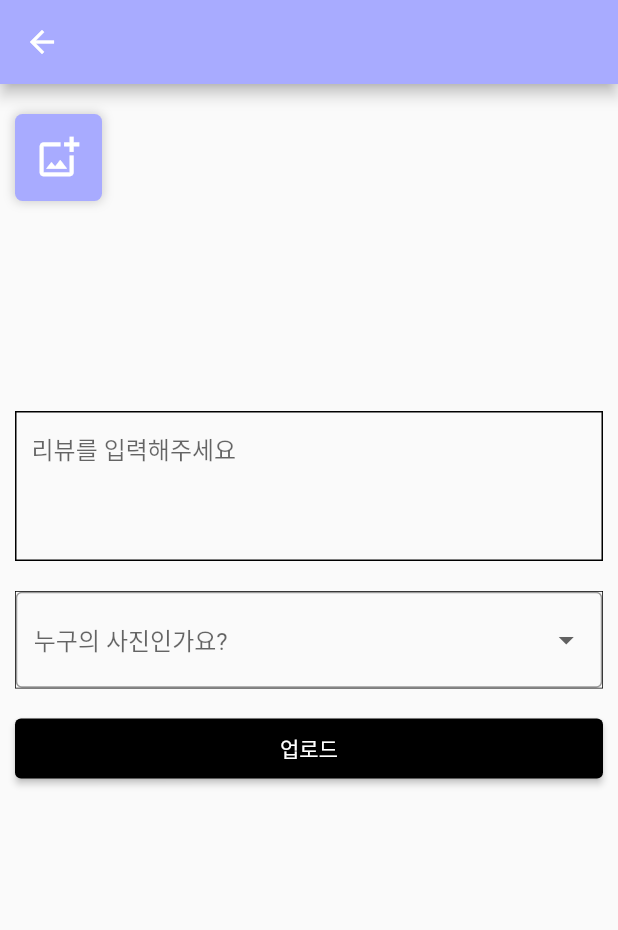
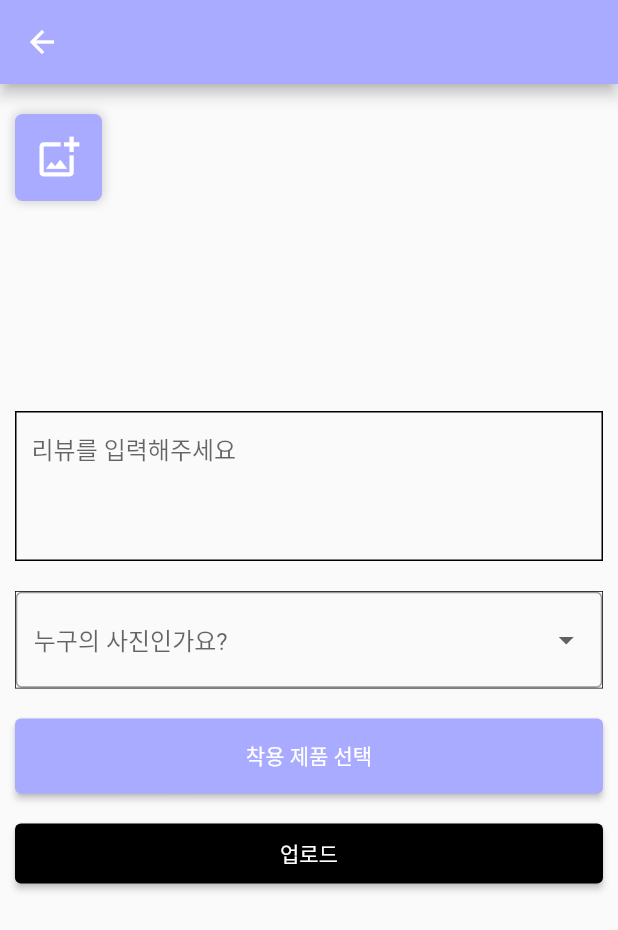
Before and after one commit to puddybuddy2023/puddyBuddy_fe, a Flutter app: the screen it shows after launch, item 3 of the bottom bar chosen, after a tap on the "edit" icon, on a phone screen of 412 x 824 dp. Shown: the top 930 px of the screen. Run offline on Flutter 3.47's test engine with Material 2 defaults, Android fonts, the light colour scheme and no system bars; our stand-ins replace dio, dot_navigation_bar, image_picker, shared_preferences; network calls fail; Roboto replaces fonts that are missing (Pretendard); project files that could hold a hidden picture were left out.

Commit message:
first commit

```diff
--- a/lib/main.dart
+++ b/lib/main.dart
@@ -3,6 +3,8 @@ import 'package:dot_navigation_bar/dot_navigation_bar.dart';
 import 'package:mungshinsa/board_detail.dart';
 import 'package:mungshinsa/providers/board_provider.dart';
 import 'package:provider/provider.dart';
+
+import 'splash_screen.dart';
 import 'boards.dart';
 import 'store.dart';
 import 'my_page.dart';
@@ -22,11 +24,16 @@ class MyApp extends StatelessWidget {
     return MaterialApp(
       title: 'PuddyBuddy',
       theme: ThemeData(
-        primaryColor: Colors.blue,
-        primarySwatch: Colors.indigo,
-      ),
+          primaryColor: Colors.blue,
+          primarySwatch: Colors.indigo,
+          fontFamily: 'Pretendard'),
       home: MyHomePage(),
-      routes: {'/board_detail': (context) => BoardDetail()},
+      routes: {
+        '/index' : (context) => MyHomePage(),
+        '/splash': (context) => SplashScreen(),
+        '/board_detail': (context) => BoardDetail()
+      },
+      //initialRoute: '/splash',
     );
   }
 }
@@ -63,7 +70,8 @@ class _MyHomePageState extends State<MyHomePage> {
       extendBody: true, // extendBody를 true로 해야 하단바 뒤로도 내용이 보임
       body: _widgetOptions[_currentIndex],
       appBar: AppBar(
-        backgroundColor: Color(0xFFA8ABFF),
+        backgroundColor: Colors.white,
+        elevation: 2,
         title: Center(
           child: const Text(
             'PuddyBuddy',
--- a/lib/my_page.dart
+++ b/lib/my_page.dart
@@ -14,9 +14,9 @@ class _MyPageState extends State<MyPage> {
 
   @override
   Widget build(BuildContext context) {
-    return Column(
+    return ListView(
       children: [
-        Container(
+        Container( // 카드 슬라이더
           padding: EdgeInsets.symmetric(horizontal: 4),
           width: double.infinity,
           height: 200,
@@ -31,10 +31,10 @@ class _MyPageState extends State<MyPage> {
               itemBuilder: (context, index) {
                 return Container(
                   padding: EdgeInsets.fromLTRB(20, 28, 20, 24),
-                  margin: EdgeInsets.symmetric(horizontal: 20, vertical: 10),
+                  margin: EdgeInsets.symmetric(horizontal: 10, vertical: 10),
                   decoration: BoxDecoration(
                       borderRadius: BorderRadius.circular(15),
-                      color: Colors.white,
+                      color: Color(0xFFA8ABFF),
                       boxShadow: [
                         BoxShadow(
                             color: Colors.black.withOpacity(0.1),
@@ -48,34 +48,41 @@ class _MyPageState extends State<MyPage> {
         Row(
           mainAxisAlignment: MainAxisAlignment.center,
           children: [
-            for(num i=0;i<3;i++)
+            for (num i = 0; i < 3; i++)
               Container(
                 margin: EdgeInsets.all(3),
                 width: 6,
                 height: 6,
-                decoration: BoxDecoration(shape: BoxShape.circle, color: i==currentPage?RenderErrorBox.backgroundColor:RenderErrorBox.backgroundColor.withOpacity(.2)),
+                decoration: BoxDecoration(
+                    shape: BoxShape.circle,
+                    color: i == currentPage
+                        ? Colors.black
+                        : Colors.black.withOpacity(.2)),
               )
           ],
         ),
-        // GridView.builder(
-        //   gridDelegate: SliverGridDelegateWithFixedCrossAxisCount(
-        //     crossAxisCount: 3,
-        //     childAspectRatio: 1 / 1.2,
-        //   ),
-        //   itemBuilder: (c, i) {
-        //     return InkWell( // container에서 gesture를 쓰기 위해
-        //       onTap: (){Navigator.pushNamed(
-        //           context, '/board_detail');},
-        //       child: Container(
-        //         padding: EdgeInsets.all(1),
-        //         margin: EdgeInsets.all(1),
-        //         color: Colors.purple,
-        //       ),
-        //     );
-        //   },
-        //   itemCount: 10,
-        // )
-
+        SizedBox(
+          height: 15,
+        ),
+        Container(height: 1, color: Colors.grey),
+        GridView.builder(
+            shrinkWrap: true,
+            physics: NeverScrollableScrollPhysics(),
+            itemCount: 9,
+            gridDelegate: SliverGridDelegateWithFixedCrossAxisCount(
+                crossAxisCount: 3, childAspectRatio: 1 / 1.2),
+            itemBuilder: (context, index) {
+              return InkWell(
+                onTap: () {
+                  Navigator.pushNamed(context, '/board_detail');
+                },
+                child: Container(
+                  margin: EdgeInsets.all(1),
+                  height: 3,
+                  color: Colors.grey,
+                ),
+              );
+            }),
       ],
     );
   }
--- a/lib/providers/comments_provider.dart
+++ b/lib/providers/comments_provider.dart
@@ -1,6 +1,4 @@
-import 'dart:convert';
 import 'package:flutter/material.dart';
-import 'package:http/http.dart' as http;
 import '../models/comments_model.dart';
 import 'package:dio/dio.dart';
 
@@ -19,7 +17,7 @@ class CommentServer with ChangeNotifier{
     Dio dio = new Dio();
     response = await dio.get('$_API_PREFIX');
     Map<String, dynamic> responseMap = response.data;
-    print(response.data.toString());
+    //print(response.data.toString());
 
     final List<Comment> result = (response.data)["result"] // JSON 문자열을 파싱하여 Dart의 Map 형태로 변환
         .map<Comment>((json) => Comment.fromJson(json)) // Map에서 각 JSON 객체를 Board 모델로 mapping
--- a/lib/write_new_board.dart
+++ b/lib/write_new_board.dart
@@ -2,7 +2,7 @@ import 'package:flutter/material.dart';
 import 'dart:io';
 import 'package:image_picker/image_picker.dart';
 import 'package:dio/dio.dart';
-import 'package:shared_preferences/shared_preferences.dart';
+import "../providers/board_provider.dart";
 import 'package:http/http.dart' as http;
 import 'dart:convert';
 
@@ -12,7 +12,6 @@ final ImagePicker picker = ImagePicker();
 XFile? selectImage;
 XFile? showImage;
 
-/* upload function */
 Future<void> uploadBoard() async {
   // 파일 경로를 통해 formData 생성
   //Dio dio = new Dio();
@@ -24,10 +23,8 @@ Future<void> uploadBoard() async {
     "preferId": 1,
     "clothesId": 1,
     "content": "와라락",
-    'photoUrl': await MultipartFile.fromFile(showImage!.path)
+    'photoUrl': await MultipartFile.fromFile(showImage!.path, filename: showImage!.path.split('/').last)
   });
-  // SharedPreferences prefs = await SharedPreferences.getInstance();
-  // String? token = prefs.getString('access_token');
 
   print("프로필 사진을 서버에 업로드 합니다.");
   var dio = new Dio();
@@ -45,19 +42,6 @@ Future<void> uploadBoard() async {
   } catch (e) {
     print(e);
   }
-
-  // FormData formData = FormData.fromMap({
-  //   "userId": 1,
-  //   "preferId": 1,
-  //   "clothesId": 1,
-  //   "content": "와라락",
-  //   "photoUrl": await MultipartFile.fromFile(showImage!.path),
-  // });
-  // print(showImage!.path);
-  // print('bye');
-  //
-  // Response response = await dio.post("http://ec2-13-124-164-167.ap-northeast-2.compute.amazonaws.com/boards/create", data: formData);
-  // print(response);
 }
 
 class WriteNewBoard extends StatefulWidget {
@@ -215,10 +199,22 @@ class _WriteNewBoardState extends State<WriteNewBoard> {
               Container(
                   margin: EdgeInsets.all(10),
                   width: double.infinity,
+                  height: 50,
+                  child: ElevatedButton(
+                    onPressed: () {
+                    },
+                    child: Text('착용 제품 선택'),
+                    style:
+                    ElevatedButton.styleFrom(backgroundColor: Color(0xFFA8ABFF)),
+                  )),
+
+              Container(
+                  margin: EdgeInsets.all(10),
+                  width: double.infinity,
                   height: 40,
                   child: ElevatedButton(
                     onPressed: () {
-                      uploadBoard();
+                      boardProvider.createBoard(showImage);
                     },
                     child: Text('업로드'),
                     style:
```
Also changed, not shown: lib/board_detail.dart (+22 -17 lines), lib/models/user_model.dart (+32 -0 lines), lib/providers/board_provider.dart (+65 -9 lines), lib/providers/prefer_provider.dart (+17 -18 lines), lib/splash_screen.dart (added, +65 -0 lines), pubspec.yaml (+21 -8 lines), assets/fonts/Pretendard-Thin.otf (added), assets/images/splash_img.png (added), 6 other files.
